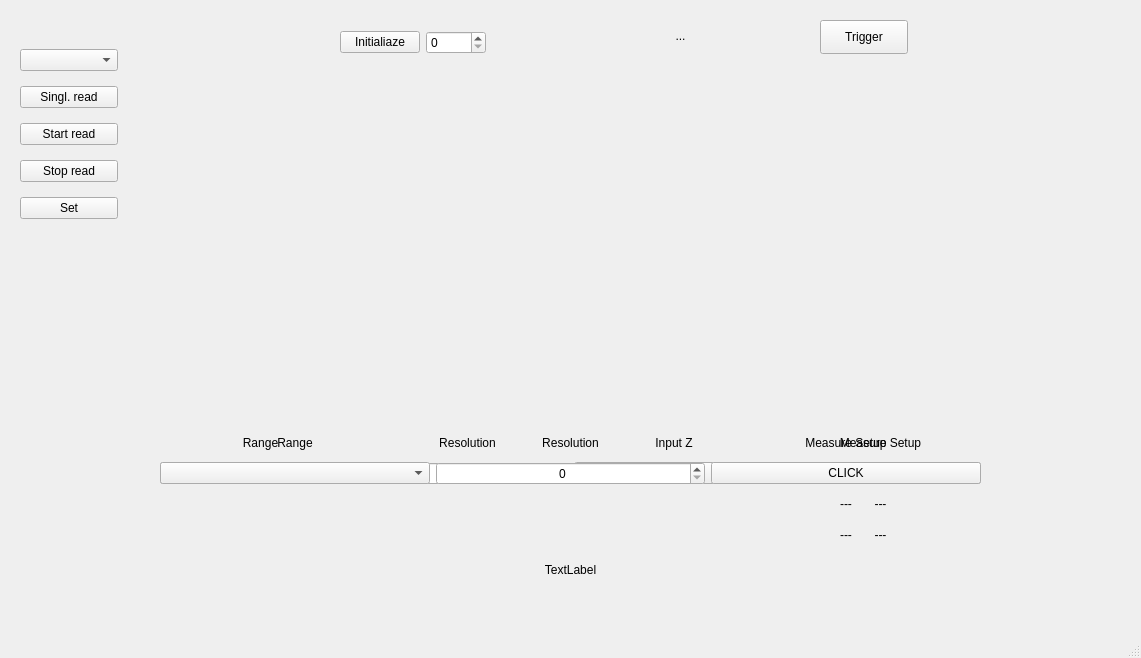
First picture: the form in ui/mainwindow.ui, repository is4rk/Fluke8588A-pyvisa, before the edit.
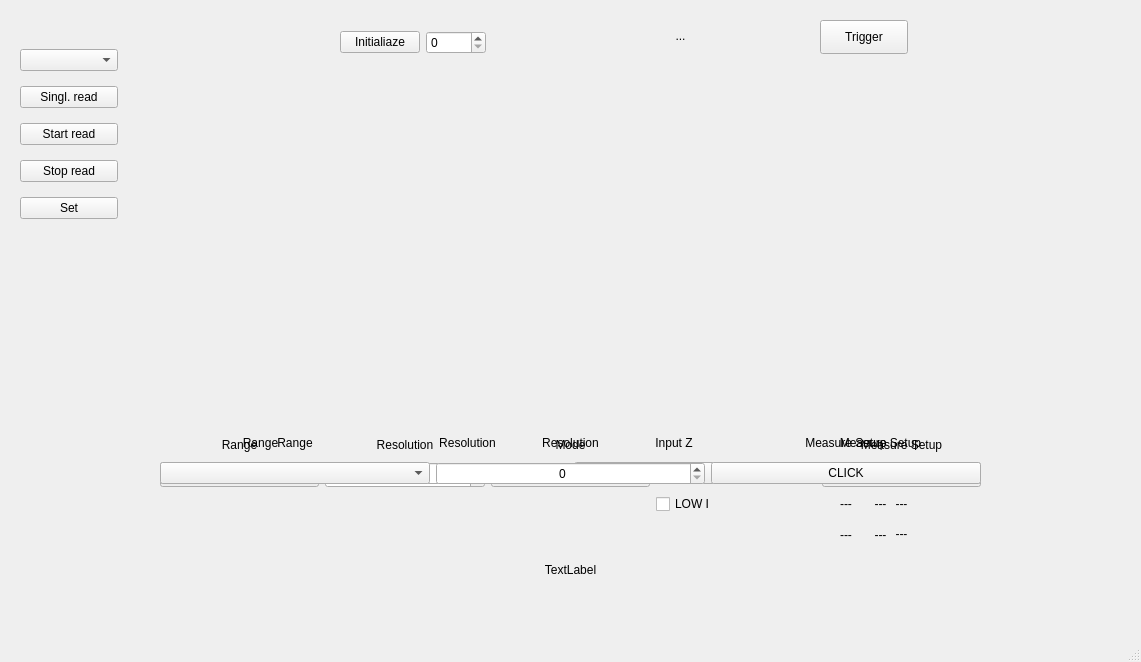
Second picture: the form after the edit. Custom widgets are drawn as their Qt base class.

Commit message: feat(Full): ohms mode (resitance and fresistance)

```diff
--- a/ui/mainwindow.ui
+++ b/ui/mainwindow.ui
@@ -7,7 +7,7 @@
     <x>0</x>
     <y>0</y>
     <width>1141</width>
-    <height>658</height>
+    <height>662</height>
    </rect>
   </property>
   <property name="windowTitle">
@@ -305,6 +305,112 @@
      <string>Trigger</string>
     </property>
    </widget>
+   <widget class="QWidget" name="ohm_widget" native="true">
+    <property name="geometry">
+     <rect>
+      <x>160</x>
+      <y>430</y>
+      <width>821</width>
+      <height>118</height>
+     </rect>
+    </property>
+    <layout class="QGridLayout" name="gridLayout_2">
+     <item row="0" column="4">
+      <widget class="QLabel" name="ohm_measure_setup_label">
+       <property name="text">
+        <string>Measure Setup</string>
+       </property>
+       <property name="alignment">
+        <set>Qt::AlignmentFlag::AlignCenter</set>
+       </property>
+      </widget>
+     </item>
+     <item row="3" column="4">
+      <widget class="QLabel" name="ohm_nplc_label">
+       <property name="text">
+        <string>---</string>
+       </property>
+       <property name="alignment">
+        <set>Qt::AlignmentFlag::AlignCenter</set>
+       </property>
+      </widget>
+     </item>
+     <item row="2" column="4">
+      <widget class="QLabel" name="ohm_time_label">
+       <property name="text">
+        <string>---</string>
+       </property>
+       <property name="alignment">
+        <set>Qt::AlignmentFlag::AlignCenter</set>
+       </property>
+      </widget>
+     </item>
+     <item row="0" column="2">
+      <widget class="QLabel" name="ohm_mode_label">
+       <property name="text">
+        <string>Mode</string>
+       </property>
+       <property name="alignment">
+        <set>Qt::AlignmentFlag::AlignCenter</set>
+       </property>
+      </widget>
+     </item>
+     <item row="1" column="2">
+      <widget class="QComboBox" name="ohm_mode_combo"/>
+     </item>
+     <item row="0" column="0">
+      <widget class="QLabel" name="ohm_range_label">
+       <property name="text">
+        <string>Range</string>
+       </property>
+       <property name="alignment">
+        <set>Qt::AlignmentFlag::AlignCenter</set>
+       </property>
+      </widget>
+     </item>
+     <item row="0" column="1">
+      <widget class="QLabel" name="ohm_res_label">
+       <property name="text">
+        <string>Resolution</string>
+       </property>
+       <property name="alignment">
+        <set>Qt::AlignmentFlag::AlignCenter</set>
+       </property>
+      </widget>
+     </item>
+     <item row="1" column="0">
+      <widget class="QComboBox" name="ohm_range_combo"/>
+     </item>
+     <item row="1" column="4">
+      <widget class="QPushButton" name="ohm_measure_setup">
+       <property name="text">
+        <string>CLICK</string>
+       </property>
+      </widget>
+     </item>
+     <item row="1" column="1">
+      <widget class="QSpinBox" name="ohm_res_spin">
+       <property name="alignment">
+        <set>Qt::AlignmentFlag::AlignCenter</set>
+       </property>
+      </widget>
+     </item>
+     <item row="1" column="3">
+      <widget class="QCheckBox" name="ohm_filter_check">
+       <property name="text">
+        <string>Filter</string>
+       </property>
+      </widget>
+     </item>
+     <item row="2" column="3">
+      <widget class="QCheckBox" name="ohm_lowi_check">
+       <property name="text">
+        <string>LOW I</string>
+       </property>
+      </widget>
+     </item>
+    </layout>
+   </widget>
    <zorder>mode_read_set_widget</zorder>
    <zorder>status_label</zorder>
    <zorder>measure_display_label</zorder>
```
Left out of the diff: 1 changed line with no effect on the pictures. The commit also changes 5 other files.
